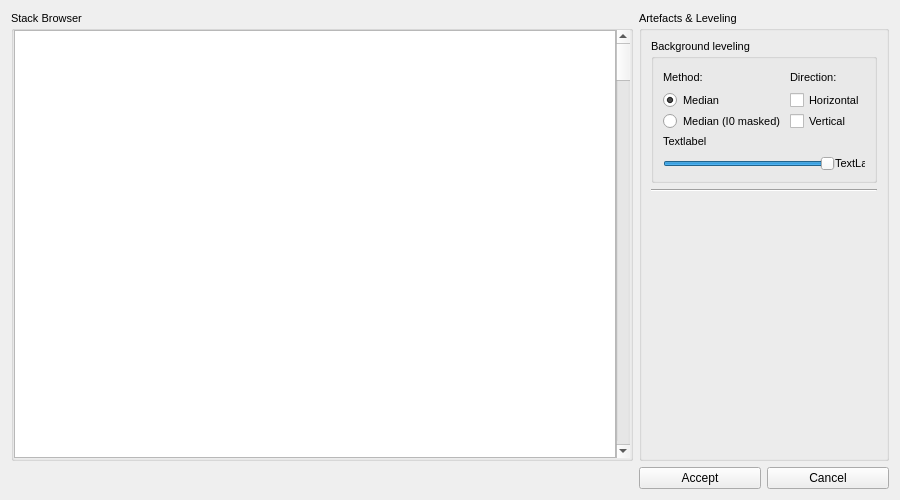
The window that mantis_xray/showartefacts.ui (mlerotic/spectromicroscopy) describes before a commit, drawn with Qt 5.
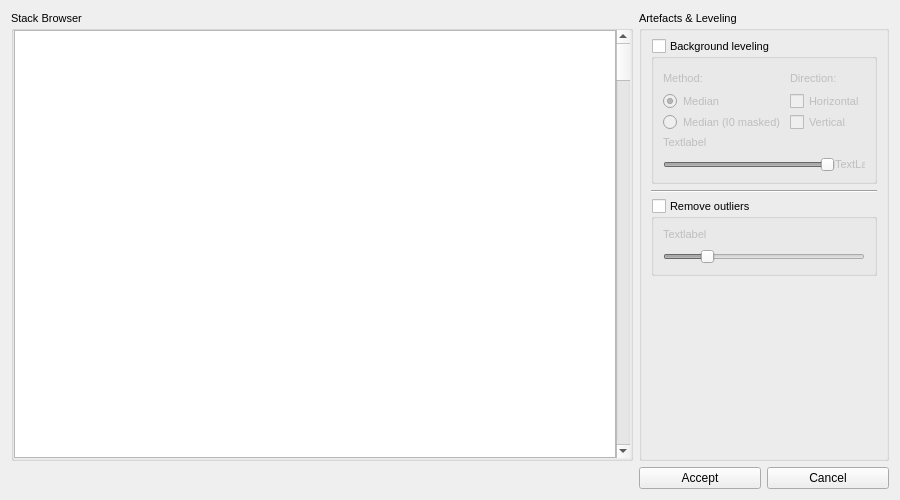
The same window after the commit. Custom widgets are drawn as their Qt base class.

```diff
--- a/mantis_xray/showartefacts.ui
+++ b/mantis_xray/showartefacts.ui
@@ -130,6 +130,12 @@
           <property name="title">
            <string>Background leveling</string>
           </property>
+          <property name="checkable">
+           <bool>true</bool>
+          </property>
+          <property name="checked">
+           <bool>false</bool>
+          </property>
           <layout class="QVBoxLayout" name="verticalLayout_3">
            <item>
             <layout class="QHBoxLayout" name="horizontalLayout">
@@ -409,6 +415,96 @@
           </property>
          </widget>
         </item>
+        <item>
+         <widget class="QGroupBox" name="remove_outliers">
+          <property name="font">
+           <font>
+            <family>Ubuntu</family>
+            <pointsize>8</pointsize>
+           </font>
+          </property>
+          <property name="title">
+           <string>Remove outliers</string>
+          </property>
+          <property name="checkable">
+           <bool>true</bool>
+          </property>
+          <property name="checked">
+           <bool>false</bool>
+          </property>
+          <layout class="QVBoxLayout" name="verticalLayout_7">
+           <item>
+            <widget class="QWidget" name="sliderWidget_2" native="true">
+             <property name="font">
+              <font>
+               <family>Ubuntu</family>
+               <pointsize>8</pointsize>
+              </font>
+             </property>
+             <layout class="QVBoxLayout" name="verticalLayout_10">
+              <property name="spacing">
+               <number>0</number>
+              </property>
+              <property name="leftMargin">
+               <number>0</number>
+              </property>
+              <property name="topMargin">
+               <number>0</number>
+              </property>
+              <property name="rightMargin">
+               <number>0</number>
+              </property>
+              <property name="bottomMargin">
+               <number>0</number>
+              </property>
+              <item>
+               <widget class="QLabel" name="label_7">
+                <property name="font">
+                 <font>
+                  <family>Ubuntu</family>
+                  <pointsize>8</pointsize>
+                 </font>
+                </property>
+                <property name="text">
+                 <string>Textlabel</string>
+                </property>
+               </widget>
+              </item>
+              <item>
+               <layout class="QHBoxLayout" name="horizontalLayout_6">
+                <property name="topMargin">
+                 <number>8</number>
+                </property>
+                <item>
+                 <widget class="QSlider" name="weight_slider_2">
+                  <property name="font">
+                   <font>
+                    <family>Ubuntu</family>
+                    <pointsize>8</pointsize>
+                   </font>
+                  </property>
+                  <property name="maximum">
+                   <number>100</number>
+                  </property>
+                  <property name="pageStep">
+                   <number>1</number>
+                  </property>
+                  <property name="value">
+                   <number>20</number>
+                  </property>
+                  <property name="orientation">
+                   <enum>Qt::Horizontal</enum>
+                  </property>
+                 </widget>
+                </item>
+               </layout>
+              </item>
+             </layout>
+            </widget>
+           </item>
+          </layout>
+         </widget>
+        </item>
         <item>
          <spacer name="verticalSpacer">
           <property name="orientation">
```
Left out of the diff: 2 changed lines with no effect on the pictures.
